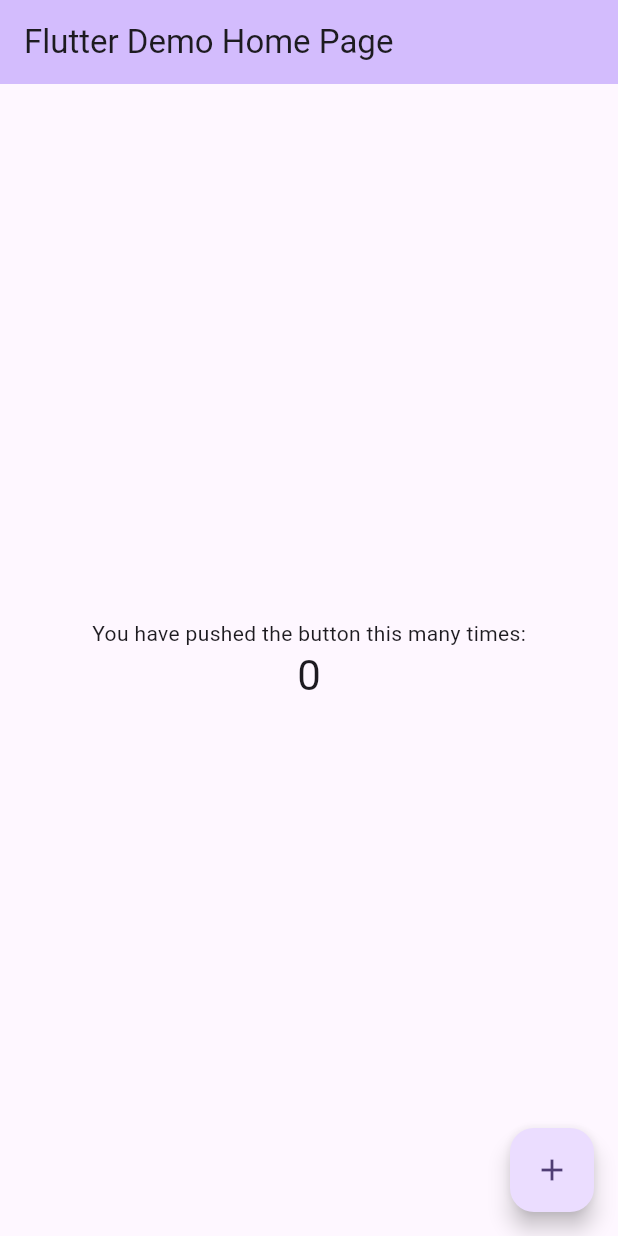
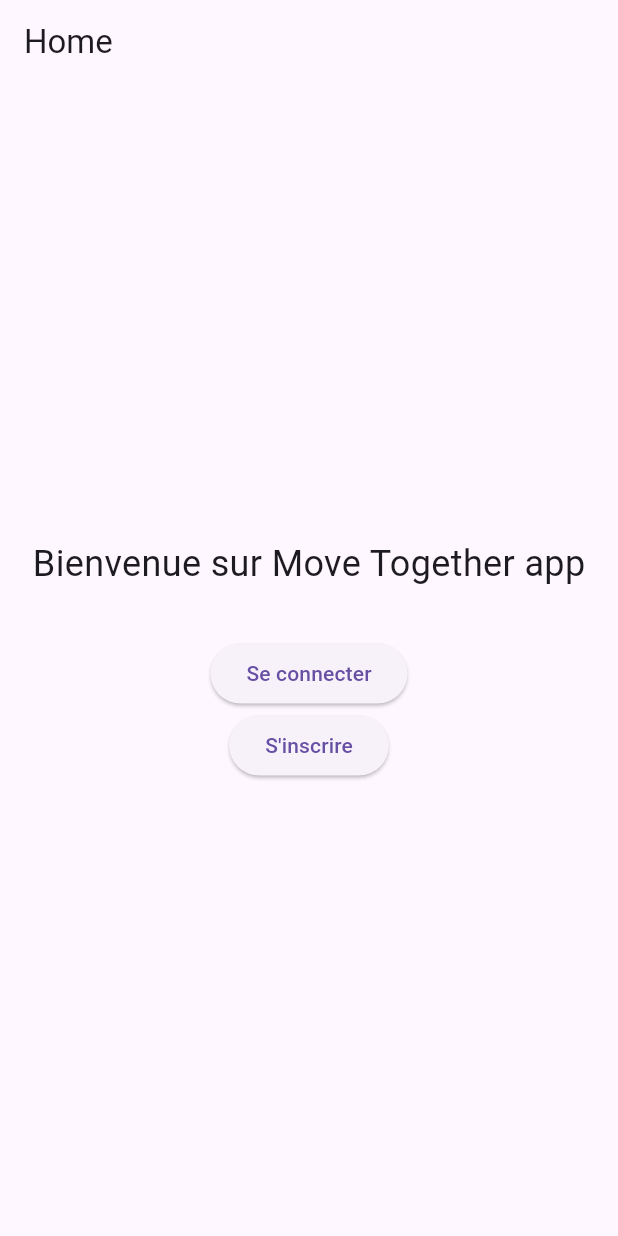
Before and after one commit to ESGI-69/challenge-flutter-go, a Flutter app: the screen it shows after launch, on a phone screen of 412 x 824 dp. Run offline on Flutter 3.47's test engine with Material 3 defaults, Android fonts, the phone set to English and light mode, and no system bars; our stand-ins replace flutter_secure_storage.

Commit message:
feat(login): add login and home screens, some folder changes, add core/services folder including api services to login and store jwt when connecting

```diff
--- /dev/null
+++ b/move_together_app/lib/app.dart
@@ -0,0 +1,27 @@
+import 'package:flutter/material.dart';
+import 'package:move_together_app/home/home_screen.dart';
+import 'package:move_together_app/login/login_screen.dart';
+
+class App extends StatelessWidget {
+  const App({super.key});
+
+  @override
+  Widget build(BuildContext context) {
+    return MaterialApp(
+      debugShowCheckedModeBanner: false,
+      routes: {
+        '/': (context) => HomeScreen(),
+        '/login':(context) => LoginScreen(),
+      },
+      theme: ThemeData(
+        textTheme: const TextTheme(
+          displayLarge: TextStyle(
+            color: Colors.amber,
+            fontSize: 22,
+            fontWeight: FontWeight.bold,
+          ),
+        ),
+      ),
+    );
+  }
+}
--- /dev/null
+++ b/move_together_app/lib/home/home_screen.dart
@@ -0,0 +1,66 @@
+import 'package:flutter/material.dart';
+import 'package:flutter_secure_storage/flutter_secure_storage.dart';
+
+
+class HomeScreen extends StatefulWidget {
+  @override
+  _HomeScreenState createState() => _HomeScreenState();
+}
+
+class _HomeScreenState extends State<HomeScreen> {
+  final FlutterSecureStorage _secureStorage = FlutterSecureStorage();
+  String? jwt;
+
+  @override
+  void initState() {
+    super.initState();
+    _loadJwt();
+  }
+
+  Future<void> _loadJwt() async {
+    final token = await _secureStorage.read(key: 'jwt');
+    setState(() {
+      jwt = token;
+    });
+  }
+
+  @override
+  Widget build(BuildContext context) {
+    return Scaffold(
+      appBar: AppBar(
+        title: const Text('Home'),
+      ),
+      body: Center(
+        child: Column(
+          mainAxisAlignment: MainAxisAlignment.center,
+          children: [
+            const Text(
+              'Bienvenue sur Move Together app',
+              style: TextStyle(fontSize: 24),
+            ),
+            const SizedBox(height: 16),
+            //Pour du debug j'affiche le jwt
+            if (jwt != null)
+              Text(
+                'JWT: $jwt',
+                style: TextStyle(fontSize: 16),
+              ),
+            const SizedBox(height: 16),
+            ElevatedButton(
+              onPressed: () {
+                Navigator.pushNamed(context, '/login');
+              },
+              child: const Text('Se connecter'),
+            ),
+            ElevatedButton(
+              onPressed: () {
+                Navigator.pushNamed(context, '/login');
+              },
+              child: const Text('S\'inscrire'),
+            ),
+          ],
+        ),
+      ),
+    );
+  }
+}
--- a/move_together_app/lib/main.dart
+++ b/move_together_app/lib/main.dart
@@ -1,125 +1,6 @@
 import 'package:flutter/material.dart';
+import 'package:move_together_app/app.dart';
 
 void main() {
-  runApp(const MyApp());
+  runApp(const App());
 }
-
-class MyApp extends StatelessWidget {
-  const MyApp({super.key});
-
-  // This widget is the root of your application.
-  @override
-  Widget build(BuildContext context) {
-    return MaterialApp(
-      title: 'Flutter Demo',
-      theme: ThemeData(
-        // This is the theme of your application.
-        //
-        // TRY THIS: Try running your application with "flutter run". You'll see
-        // the application has a purple toolbar. Then, without quitting the app,
-        // try changing the seedColor in the colorScheme below to Colors.green
-        // and then invoke "hot reload" (save your changes or press the "hot
-        // reload" button in a Flutter-supported IDE, or press "r" if you used
-        // the command line to start the app).
-        //
-        // Notice that the counter didn't reset back to zero; the application
-        // state is not lost during the reload. To reset the state, use hot
-        // restart instead.
-        //
-        // This works for code too, not just values: Most code changes can be
-        // tested with just a hot reload.
-        colorScheme: ColorScheme.fromSeed(seedColor: Colors.deepPurple),
-        useMaterial3: true,
-      ),
-      home: const MyHomePage(title: 'Flutter Demo Home Page'),
-    );
-  }
-}
-
-class MyHomePage extends StatefulWidget {
-  const MyHomePage({super.key, required this.title});
-
-  // This widget is the home page of your application. It is stateful, meaning
-  // that it has a State object (defined below) that contains fields that affect
-  // how it looks.
-
-  // This class is the configuration for the state. It holds the values (in this
-  // case the title) provided by the parent (in this case the App widget) and
-  // used by the build method of the State. Fields in a Widget subclass are
-  // always marked "final".
-
-  final String title;
-
-  @override
-  State<MyHomePage> createState() => _MyHomePageState();
-}
-
-class _MyHomePageState extends State<MyHomePage> {
-  int _counter = 0;
-
-  void _incrementCounter() {
-    setState(() {
-      // This call to setState tells the Flutter framework that something has
-      // changed in this State, which causes it to rerun the build method below
-      // so that the display can reflect the updated values. If we changed
-      // _counter without calling setState(), then the build method would not be
-      // called again, and so nothing would appear to happen.
-      _counter++;
-    });
-  }
-
-  @override
-  Widget build(BuildContext context) {
-    // This method is rerun every time setState is called, for instance as done
-    // by the _incrementCounter method above.
-    //
-    // The Flutter framework has been optimized to make rerunning build methods
-    // fast, so that you can just rebuild anything that needs updating rather
-    // than having to individually change instances of widgets.
-    return Scaffold(
-      appBar: AppBar(
-        // TRY THIS: Try changing the color here to a specific color (to
-        // Colors.amber, perhaps?) and trigger a hot reload to see the AppBar
-        // change color while the other colors stay the same.
-        backgroundColor: Theme.of(context).colorScheme.inversePrimary,
-        // Here we take the value from the MyHomePage object that was created by
-        // the App.build method, and use it to set our appbar title.
-        title: Text(widget.title),
-      ),
-      body: Center(
-        // Center is a layout widget. It takes a single child and positions it
-        // in the middle of the parent.
-        child: Column(
-          // Column is also a layout widget. It takes a list of children and
-          // arranges them vertically. By default, it sizes itself to fit its
-          // children horizontally, and tries to be as tall as its parent.
-          //
-          // Column has various properties to control how it sizes itself and
-          // how it positions its children. Here we use mainAxisAlignment to
-          // center the children vertically; the main axis here is the vertical
-          // axis because Columns are vertical (the cross axis would be
-          // horizontal).
-          //
-          // TRY THIS: Invoke "debug painting" (choose the "Toggle Debug Paint"
-          // action in the IDE, or press "p" in the console), to see the
-          // wireframe for each widget.
-          mainAxisAlignment: MainAxisAlignment.center,
-          children: <Widget>[
-            const Text(
-              'You have pushed the button this many times:',
-            ),
-            Text(
-              '$_counter',
-              style: Theme.of(context).textTheme.headlineMedium,
-            ),
-          ],
-        ),
-      ),
-      floatingActionButton: FloatingActionButton(
-        onPressed: _incrementCounter,
-        tooltip: 'Increment',
-        child: const Icon(Icons.add),
-      ), // This trailing comma makes auto-formatting nicer for build methods.
-    );
-  }
-}
--- a/move_together_app/pubspec.yaml
+++ b/move_together_app/pubspec.yaml
@@ -35,6 +35,8 @@ dependencies:
   # The following adds the Cupertino Icons font to your application.
   # Use with the CupertinoIcons class for iOS style icons.
   cupertino_icons: ^1.0.6
+  http: ^1.2.1
+  flutter_secure_storage: ^9.2.2
 
 dev_dependencies:
   flutter_test:
```
Also changed, not shown: move_together_app/lib/core/services/api_services.dart (added, +26 -0 lines), move_together_app/lib/login/login_screen.dart (added, +75 -0 lines), move_together_app/pubspec.lock.
